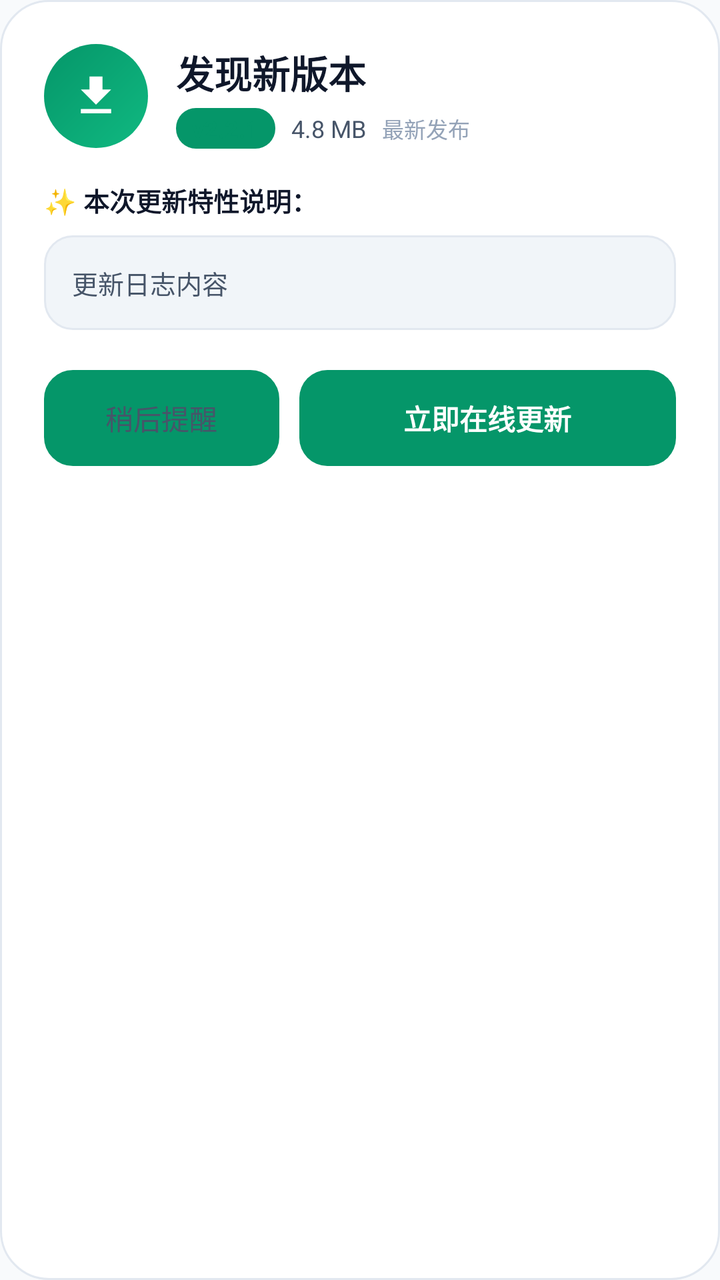
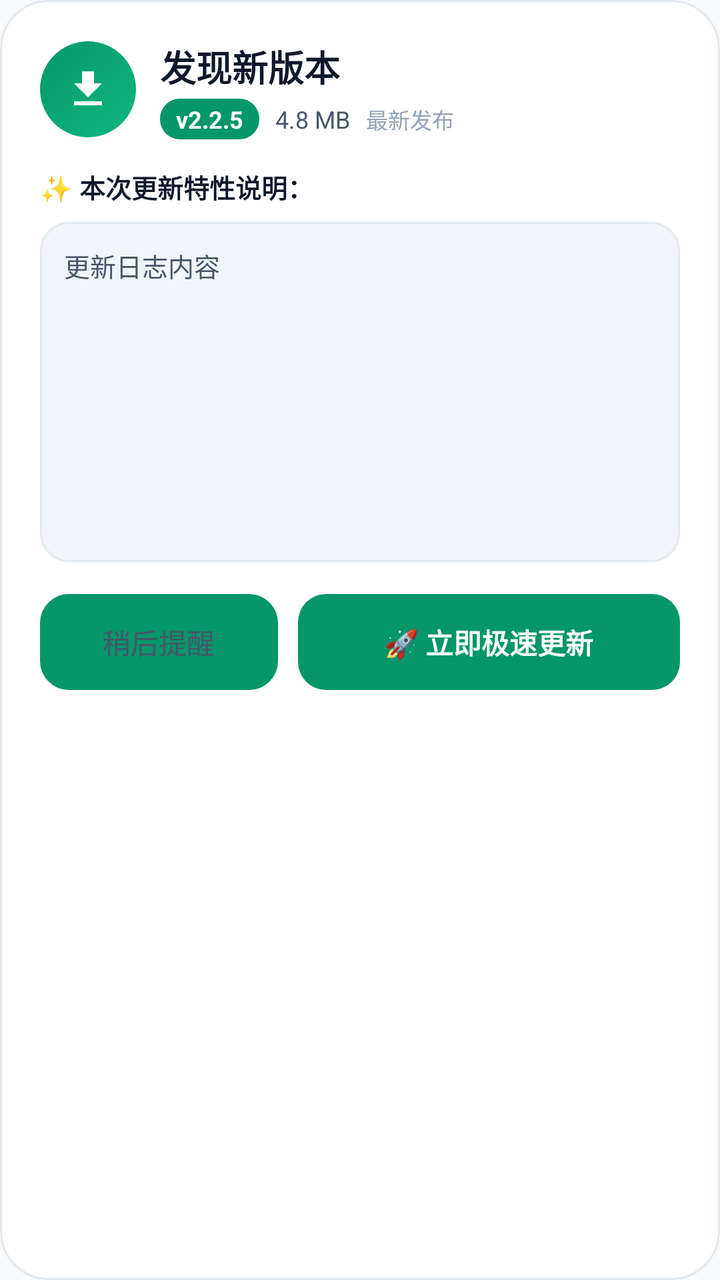

Screens rendered from an Android XML layout before and after an edit, with the pre-edit source and the edit as a unified diff.
<!-- AndroidManifest.xml: application theme Theme.DiaperTracker -->
<!-- res/layout/dialog_custom_update_available.xml -->
<?xml version="1.0" encoding="utf-8"?>
<LinearLayout
    xmlns:android="http://schemas.android.com/apk/res/android"
    xmlns:app="http://schemas.android.com/apk/res-auto"
    android:layout_width="match_parent"
    android:layout_height="wrap_content"
    android:orientation="vertical"
    android:background="@drawable/bg_dialog_card"
    android:padding="22dp">

    
    <LinearLayout
        android:layout_width="match_parent"
        android:layout_height="wrap_content"
        android:orientation="horizontal"
        android:gravity="center_vertical"
        android:layout_marginBottom="16dp">

        <FrameLayout
            android:layout_width="52dp"
            android:layout_height="52dp"
            android:background="@drawable/bg_icon_circle">

            <ImageView
                android:layout_width="26dp"
                android:layout_height="26dp"
                android:layout_gravity="center"
                android:src="@drawable/ic_download"
                app:tint="#FFFFFFFF"
                android:contentDescription="新版本" />
        </FrameLayout>

        <LinearLayout
            android:layout_width="0dp"
            android:layout_height="wrap_content"
            android:layout_weight="1"
            android:orientation="vertical"
            android:layout_marginStart="14dp">

            <TextView
                android:layout_width="wrap_content"
                android:layout_height="wrap_content"
                android:text="发现新版本"
                android:textSize="19sp"
                android:textStyle="bold"
                android:textColor="@color/text_primary"
                android:fontFamily="sans-serif-medium" />

            <LinearLayout
                android:layout_width="wrap_content"
                android:layout_height="wrap_content"
                android:orientation="horizontal"
                android:gravity="center_vertical"
                android:layout_marginTop="4dp">

                <TextView
                    android:id="@+id/custom_version_badge"
                    android:layout_width="wrap_content"
                    android:layout_height="wrap_content"
                    android:text="v2.2.1"
                    android:textSize="12sp"
                    android:textStyle="bold"
                    android:textColor="@color/primary"
                    android:background="@drawable/bg_chip_active"
                    android:paddingHorizontal="8dp"
                    android:paddingVertical="2dp" />

                <TextView
                    android:id="@+id/custom_update_size"
                    android:layout_width="wrap_content"
                    android:layout_height="wrap_content"
                    android:text="4.8 MB"
                    android:textSize="12sp"
                    android:textColor="@color/text_secondary"
                    android:layout_marginStart="8dp" />

                <TextView
                    android:id="@+id/custom_update_date"
                    android:layout_width="wrap_content"
                    android:layout_height="wrap_content"
                    android:text="最新发布"
                    android:textSize="11sp"
                    android:textColor="@color/text_hint"
                    android:layout_marginStart="8dp" />
            </LinearLayout>
        </LinearLayout>
    </LinearLayout>

    <TextView
        android:layout_width="wrap_content"
        android:layout_height="wrap_content"
        android:text="✨ 本次更新特性说明："
        android:textSize="13sp"
        android:textStyle="bold"
        android:textColor="@color/text_primary"
        android:layout_marginBottom="8dp" />

    
    <ScrollView
        android:layout_width="match_parent"
        android:layout_height="wrap_content"
        android:maxHeight="180dp"
        android:background="@drawable/bg_changelog_box"
        android:padding="14dp"
        android:overScrollMode="never"
        android:layout_marginBottom="20dp">

        <TextView
            android:id="@+id/custom_update_changelog"
            android:layout_width="match_parent"
            android:layout_height="wrap_content"
            android:text="更新日志内容"
            android:textSize="13sp"
            android:textColor="@color/text_secondary"
            android:lineSpacingExtra="4dp" />
    </ScrollView>

    
    <LinearLayout
        android:layout_width="match_parent"
        android:layout_height="wrap_content"
        android:orientation="horizontal">

        <Button
            android:id="@+id/custom_btn_cancel"
            android:layout_width="0dp"
            android:layout_height="48dp"
            android:layout_weight="1"
            android:layout_marginEnd="10dp"
            android:text="稍后提醒"
            android:textSize="14sp"
            android:textColor="@color/text_secondary"
            android:background="@drawable/bg_btn_secondary"
            style="?android:attr/borderlessButtonStyle" />

        <Button
            android:id="@+id/custom_btn_update"
            android:layout_width="0dp"
            android:layout_height="48dp"
            android:layout_weight="1.6"
            android:text="立即在线更新"
            android:textSize="14sp"
            android:textStyle="bold"
            android:textColor="#FFFFFFFF"
            android:background="@drawable/bg_btn_primary"
            style="?android:attr/borderlessButtonStyle" />
    </LinearLayout>

</LinearLayout>
<!-- resources referenced by this layout -->
<resources>
  <color name="primary">#059669</color>
  <color name="text_hint">#94A3B8</color>
  <color name="text_primary">#0F172A</color>
  <color name="text_secondary">#475569</color>
  <!-- drawable bg_btn_primary (drawable) -->
  <?xml version="1.0" encoding="utf-8"?>
  <ripple xmlns:android="http://schemas.android.com/apk/res/android"
      android:color="#40FFFFFF">
      <item>
          <shape android:shape="rectangle">
              <gradient
                  android:angle="135"
                  android:startColor="#10B981"
                  android:endColor="#059669" />
              <corners android:radius="14dp" />
          </shape>
      </item>
  </ripple>
  <!-- drawable bg_btn_secondary (drawable) -->
  <?xml version="1.0" encoding="utf-8"?>
  <ripple xmlns:android="http://schemas.android.com/apk/res/android"
      android:color="#20FFFFFF">
      <item>
          <shape android:shape="rectangle">
              <solid android:color="@color/input_bg" />
              <corners android:radius="14dp" />
              <stroke
                  android:width="1dp"
                  android:color="@color/card_border" />
          </shape>
      </item>
  </ripple>
  <!-- drawable bg_changelog_box (drawable) -->
  <?xml version="1.0" encoding="utf-8"?>
  <shape xmlns:android="http://schemas.android.com/apk/res/android"
      android:shape="rectangle">
      <solid android:color="@color/input_bg" />
      <corners android:radius="14dp" />
      <stroke
          android:width="1dp"
          android:color="@color/card_border" />
  </shape>
  <!-- drawable bg_chip_active (drawable) -->
  <?xml version="1.0" encoding="utf-8"?>
  <shape xmlns:android="http://schemas.android.com/apk/res/android"
      android:shape="rectangle">
      <solid android:color="@color/primary" />
      <corners android:radius="10dp" />
  </shape>
  <!-- drawable bg_dialog_card (drawable) -->
  <?xml version="1.0" encoding="utf-8"?>
  <shape xmlns:android="http://schemas.android.com/apk/res/android"
      android:shape="rectangle">
      <solid android:color="@color/card" />
      <corners android:radius="24dp" />
      <stroke
          android:width="1dp"
          android:color="@color/card_border" />
  </shape>
  <!-- drawable bg_icon_circle (drawable) -->
  <?xml version="1.0" encoding="utf-8"?>
  <shape xmlns:android="http://schemas.android.com/apk/res/android"
      android:shape="oval">
      <gradient
          android:type="linear"
          android:angle="135"
          android:startColor="#10B981"
          android:endColor="#059669" />
  </shape>
  <!-- drawable ic_download (drawable) -->
  <vector xmlns:android="http://schemas.android.com/apk/res/android"
      android:width="24dp"
      android:height="24dp"
      android:viewportWidth="24"
      android:viewportHeight="24">
      <path
          android:fillColor="#FFFFFFFF"
          android:pathData="M19,9h-4V3H9v6H5l7,7 7,-7zM5,18v2h14v-2H5z" />
  </vector>
  <style name="Theme.DiaperTracker" parent="Theme.Material3.DayNight.NoActionBar">
          <item name="colorPrimary">@color/primary</item>
          <item name="colorPrimaryDark">@color/primary_dark</item>
          <item name="colorSecondary">@color/accent</item>
          <item name="android:colorBackground">@color/background</item>
          <item name="android:statusBarColor">@color/primary_dark</item>
          <item name="android:windowLightStatusBar">false</item>
          <item name="android:navigationBarColor">@color/card</item>
          <item name="android:windowLightNavigationBar">true</item>
      </style>
  <color name="input_bg">#F1F5F9</color>
  <color name="card_border">#E2E8F0</color>
  <color name="card">#FFFFFF</color>
  <color name="primary_dark">#047857</color>
  <color name="accent">#F59E0B</color>
  <color name="background">#F8FAFC</color>
</resources>

<!-- the commit's change to res/layout/dialog_custom_update_available.xml (unified diff, before → after) -->
@@ -6,7 +6,7 @@
     android:layout_height="wrap_content"
     android:orientation="vertical"
     android:background="@drawable/bg_dialog_card"
-    android:padding="22dp">
+    android:padding="20dp">
 
     
     <LinearLayout
@@ -14,16 +14,16 @@
         android:layout_height="wrap_content"
         android:orientation="horizontal"
         android:gravity="center_vertical"
-        android:layout_marginBottom="16dp">
+        android:layout_marginBottom="14dp">
 
         <FrameLayout
-            android:layout_width="52dp"
-            android:layout_height="52dp"
+            android:layout_width="48dp"
+            android:layout_height="48dp"
             android:background="@drawable/bg_icon_circle">
 
             <ImageView
-                android:layout_width="26dp"
-                android:layout_height="26dp"
+                android:layout_width="24dp"
+                android:layout_height="24dp"
                 android:layout_gravity="center"
                 android:src="@drawable/ic_download"
                 app:tint="#FFFFFFFF"
@@ -35,13 +35,13 @@
             android:layout_height="wrap_content"
             android:layout_weight="1"
             android:orientation="vertical"
-            android:layout_marginStart="14dp">
+            android:layout_marginStart="12dp">
 
             <TextView
                 android:layout_width="wrap_content"
                 android:layout_height="wrap_content"
                 android:text="发现新版本"
-                android:textSize="19sp"
+                android:textSize="18sp"
                 android:textStyle="bold"
                 android:textColor="@color/text_primary"
                 android:fontFamily="sans-serif-medium" />
@@ -51,16 +51,16 @@
                 android:layout_height="wrap_content"
                 android:orientation="horizontal"
                 android:gravity="center_vertical"
-                android:layout_marginTop="4dp">
+                android:layout_marginTop="3dp">
 
                 <TextView
                     android:id="@+id/custom_version_badge"
                     android:layout_width="wrap_content"
                     android:layout_height="wrap_content"
-                    android:text="v2.2.1"
+                    android:text="v2.2.5"
                     android:textSize="12sp"
                     android:textStyle="bold"
-                    android:textColor="@color/primary"
+                    android:textColor="#FFFFFFFF"
                     android:background="@drawable/bg_chip_active"
                     android:paddingHorizontal="8dp"
                     android:paddingVertical="2dp" />
@@ -98,12 +98,13 @@
     
     <ScrollView
         android:layout_width="match_parent"
-        android:layout_height="wrap_content"
-        android:maxHeight="180dp"
+        android:layout_height="170dp"
         android:background="@drawable/bg_changelog_box"
-        android:padding="14dp"
+        android:padding="12dp"
+        android:scrollbars="vertical"
+        android:fadeScrollbars="false"
         android:overScrollMode="never"
-        android:layout_marginBottom="20dp">
+        android:layout_marginBottom="16dp">
 
         <TextView
             android:id="@+id/custom_update_changelog"
@@ -112,7 +113,7 @@
             android:text="更新日志内容"
             android:textSize="13sp"
             android:textColor="@color/text_secondary"
-            android:lineSpacingExtra="4dp" />
+            android:lineSpacingExtra="3dp" />
     </ScrollView>
 
     
@@ -138,7 +139,7 @@
             android:layout_width="0dp"
             android:layout_height="48dp"
             android:layout_weight="1.6"
-            android:text="立即在线更新"
+            android:text="🚀 立即极速更新"
             android:textSize="14sp"
             android:textStyle="bold"
             android:textColor="#FFFFFFFF"
